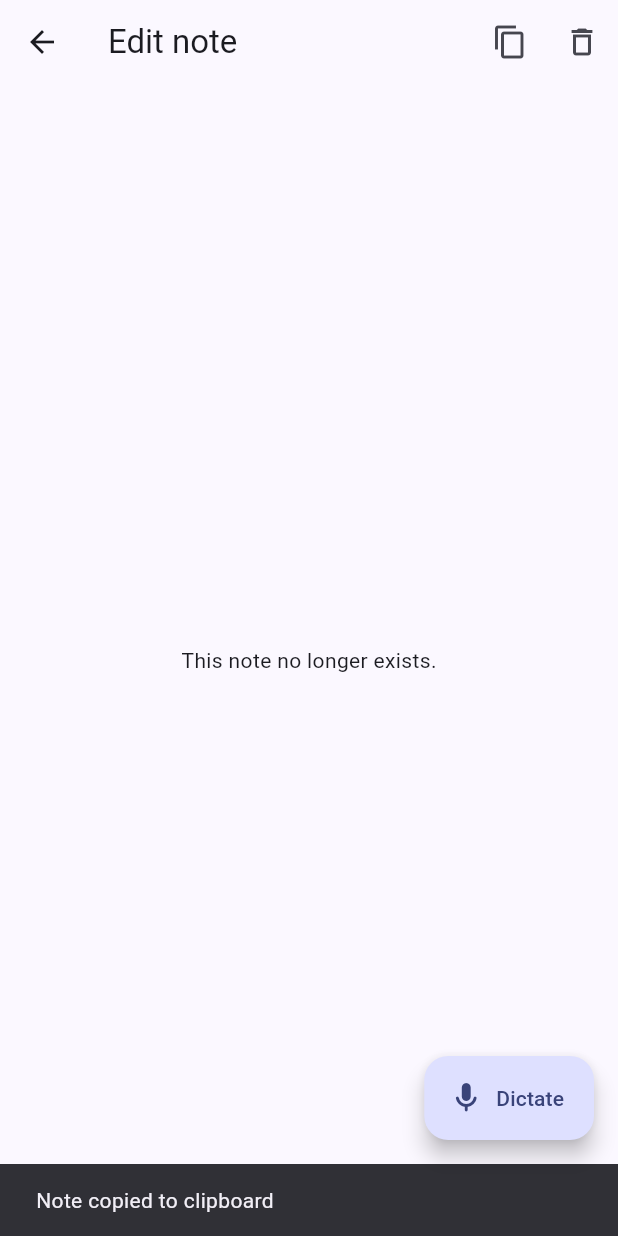
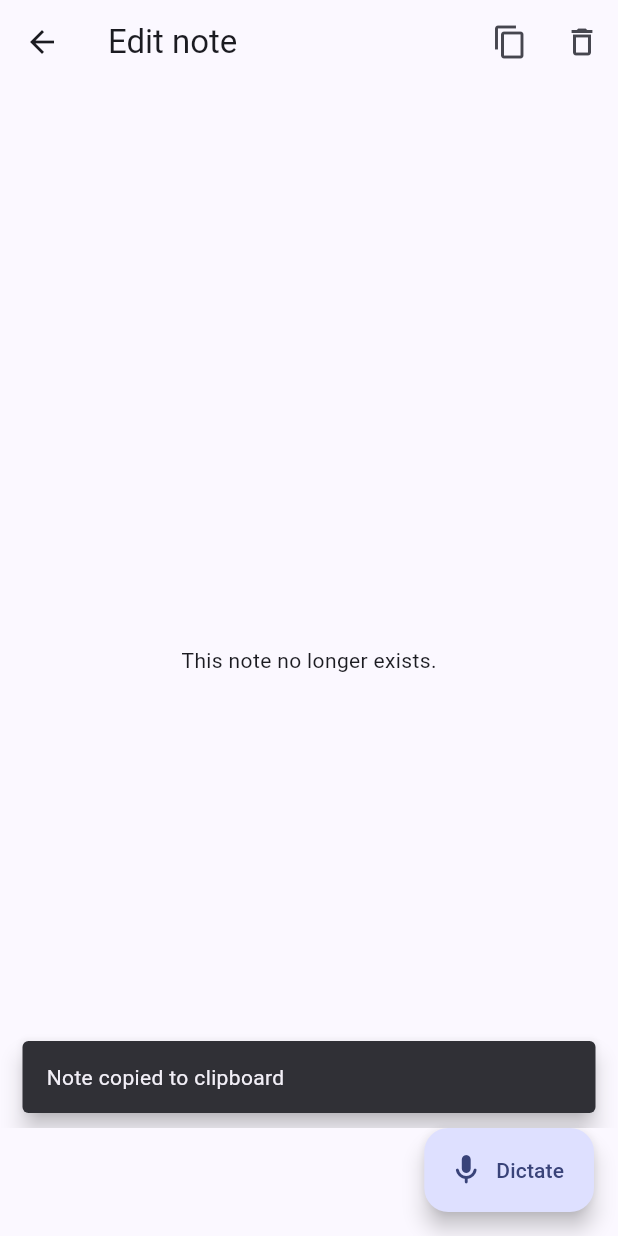
Before and after one commit to kapilca/knoteapp, a Flutter app: the NoteEditorScreen screen opened directly with empty values, after a tap on the "content copy" icon, on a phone screen of 412 x 824 dp. Run offline on Flutter 3.47's test engine with Material 3 defaults, Android fonts, the phone set to English and light mode, and no system bars; our stand-ins replace shared_preferences, speech_to_text; accounts and stored records are empty.

Commit message:
bug fix message hiding input

```diff
--- a/lib/models/note.dart
+++ b/lib/models/note.dart
@@ -1,3 +1,5 @@
+import 'dart:math';
+
 /// A single note / todo point.
 class Note {
   Note({
@@ -45,7 +47,7 @@ class Note {
   factory Note.create(String text) {
     final now = DateTime.now();
     return Note(
-      id: '${now.microsecondsSinceEpoch}-${now.millisecond}',
+      id: '${now.microsecondsSinceEpoch}-${Random().nextInt(1 << 32)}',
       text: text,
       isDone: false,
       createdAt: now,
--- a/lib/screens/note_editor_screen.dart
+++ b/lib/screens/note_editor_screen.dart
@@ -91,6 +91,7 @@ class _NoteEditorScreenState extends State<NoteEditorScreen> {
       ScaffoldMessenger.of(context).showSnackBar(
         const SnackBar(
           content: Text('Speech recognition is not available on this device.'),
+          behavior: SnackBarBehavior.floating,
         ),
       );
       return;
@@ -104,7 +105,10 @@ class _NoteEditorScreenState extends State<NoteEditorScreen> {
     await Clipboard.setData(ClipboardData(text: _text.text));
     if (!mounted) return;
     ScaffoldMessenger.of(context).showSnackBar(
-      const SnackBar(content: Text('Note copied to clipboard')),
+      const SnackBar(
+        content: Text('Note copied to clipboard'),
+        behavior: SnackBarBehavior.floating,
+      ),
     );
   }
 
```
Also changed, not shown: lib/screens/notes_screen.dart (+14 -0 lines).
